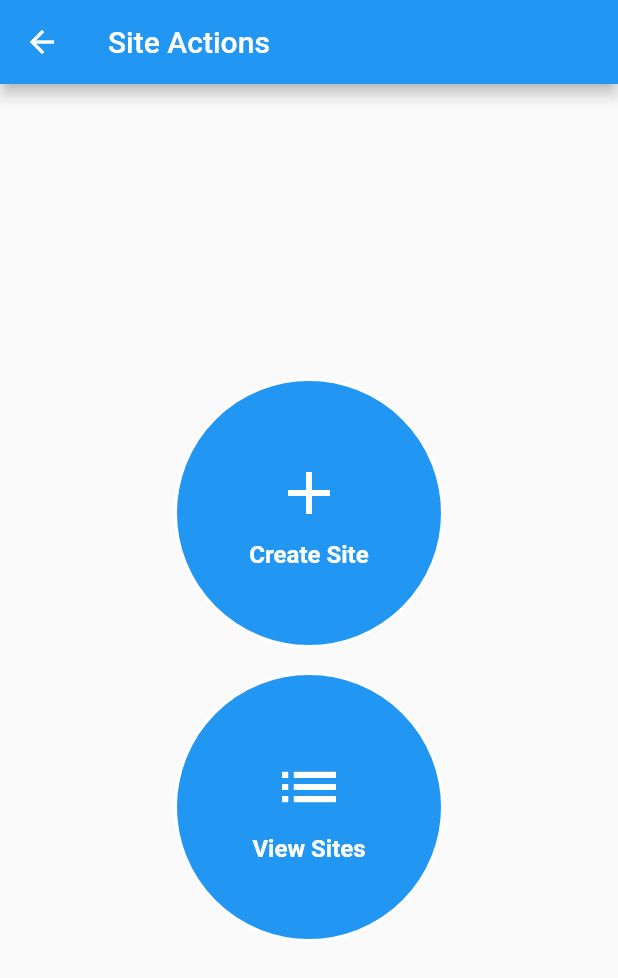
After one commit to piratlasaikiran/bifrost_ui, a Flutter app: the SiteOptionsPage screen opened directly, after a tap on "View Sites", on a phone screen of 412 x 824 dp. The commit adds this screen. Shown: the top 978 px of the screen. Run offline on Flutter 3.47's test engine with Material 2 defaults, Android fonts, the phone set to English and light mode, and no system bars; our stand-ins replace image_picker, multi_select_flutter; network calls fail.

Commit message:
Site Save and View working

```diff
--- /dev/null
+++ b/lib/Sites/site_actions.dart
@@ -0,0 +1,100 @@
+import 'dart:convert';
+
+import '../Utils/user_manager.dart';
+
+import 'package:http/http.dart' as http;
+
+class SiteDTO{
+  final String? siteName;
+  final String? address;
+  final String? siteStatus;
+  final List<String>? supervisors;
+  final List<String>? vehicles;
+  final DateTime? startDate;
+  final DateTime? endDate;
+
+  SiteDTO({
+    required this.siteName,
+    required this.address,
+    required this.siteStatus,
+    required this.supervisors,
+    required this.vehicles,
+    required this.startDate,
+    required this.endDate
+});
+}
+
+class SiteActions{
+
+  Future<bool> saveSite({
+    required String siteName,
+    required String address,
+    required String siteStatus,
+    required List<String> vehicles,
+    required List<String> supervisors,
+    required DateTime? startDate,
+    required DateTime? endDate,
+  }) async {
+      // UserManager userManager = UserManager();
+      var url = Uri.parse('http://10.0.2.2:6852/bifrost/sites/create-new-site');
+      var siteBody = {
+        'site_name': siteName,
+        'address': address,
+        'site_status': siteStatus,
+        'vehicles': vehicles,
+        'supervisors': supervisors,
+        'work_start_date': '${startDate?.year}-${startDate?.month.toString().padLeft(2, '0')}-${startDate?.day.toString().padLeft(2, '0')}',
+        'work_end_date': '${endDate?.year}-${endDate?.month.toString().padLeft(2, '0')}-${endDate?.day.toString().padLeft(2, '0')}',
+      };
+      final headers = {
+        'Content-Type': 'application/json',
+        'X-User-Id': 'userManager.username',
+      };
+      final response = await http.post(
+        url,
+        headers: headers,
+        body: jsonEncode(siteBody),
+      );
+
+      if(response.statusCode == 200) {
+        return true;
+      } else {
+        return false;
+      }
+  }
+
+  Future<List<SiteDTO>> getAllSites() async {
+    UserManager userManager = UserManager();
+    var url = Uri.parse('http://10.0.2.2:6852/bifrost/sites/');
+    var headers = {'X-User-Id': userManager.username};
+    var response = await http.get(url, headers: headers);
+    List<dynamic> siteDTOs = jsonDecode(response.body);
+    final List<SiteDTO> sites = siteDTOs.map((data) {
+      final processedStartDate = data['work_start_date'] is String
+          ? DateTime.parse(data['work_start_date'] as String)
+          : null;
+      final processedEndDate = data['work_end_date'] is String
+          ? DateTime.parse(data['work_end_date'] as String)
+          : null;
+      return SiteDTO(
+          siteName: data['site_name'] as String?,
+          address: data['address'] as String?,
+          siteStatus: data['site_status'] as String?,
+          supervisors: (data['supervisors'] as List<dynamic>?)?.map((supervisor) => supervisor as String).toList(),
+          vehicles: (data['vehicles'] as List<dynamic>?)?.map((vehicle) => vehicle as String).toList(),
+          startDate: processedStartDate,
+        endDate: processedEndDate,
+      );
+    }).toList();
+    return sites;
+  }
+
+  Future<List<String>> getSiteStatuses() async {
+    UserManager userManager = UserManager();
+    var url = Uri.parse('http://10.0.2.2:6852/bifrost/sites/get-statuses');
+    var headers = {'X-User-Id': userManager.username};
+    var response = await http.get(url, headers: headers);
+    List<String> statuses = jsonDecode(response.body).cast<String>();
+    return statuses;
+  }
+}
--- /dev/null
+++ b/lib/Sites/site_list_page.dart
@@ -0,0 +1,58 @@
+import 'package:bifrost_ui/Sites/site_actions.dart';
+import 'package:flutter/material.dart';
+
+
+class SiteListPage extends StatelessWidget {
+  final List<SiteDTO> sites;
+
+  const SiteListPage({Key? key, required this.sites}) : super(key: key);
+
+  @override
+  Widget build(BuildContext context) {
+    return Scaffold(
+      appBar: AppBar(
+        title: const Text('Sites'),
+      ),
+      body: ListView.separated(
+        itemCount: sites.length,
+        separatorBuilder: (context, index) => Divider(color: Colors.grey[800]),
+        itemBuilder: (context, index) {
+          return SiteTile(site: sites[index]);
+        },
+      ),
+    );
+  }
+}
+
+class SiteTile extends StatelessWidget {
+  final SiteDTO site;
+
+  const SiteTile({super.key, required this.site});
+
+
+  @override
+  Widget build(BuildContext context) {
+    return ListTile(
+      title: Text(
+        site.siteName ?? '',
+        style: const TextStyle(fontWeight: FontWeight.bold, fontSize: 18),
+      ),
+      subtitle: Text('Site status: ${site.siteStatus ?? ''}'),
+      trailing: PopupMenuButton<String>(
+        itemBuilder: (context) {
+          return [
+            const PopupMenuItem(
+              value: 'view_edit',
+              child: Text('View & Edit'),
+            )
+          ];
+        },
+        onSelected: (value) {
+          if (value == 'view_edit') {
+            // Perform action for View & Edit
+          }
+        },
+      ),
+    );
+  }
+}
--- /dev/null
+++ b/lib/Sites/site_options_page.dart
@@ -0,0 +1,99 @@
+import 'package:bifrost_ui/Sites/site_actions.dart';
+import 'package:bifrost_ui/Sites/site_list_page.dart';
+import 'package:flutter/material.dart';
+
+import 'add_site_dialog.dart';
+
+class SiteOptionsPage extends StatelessWidget {
+  const SiteOptionsPage({Key? key});
+
+  @override
+  Widget build(BuildContext context) {
+    return Scaffold(
+      appBar: AppBar(
+        title: const Text('Site Actions'),
+      ),
+      body: Center(
+        child: Column(
+          mainAxisAlignment: MainAxisAlignment.center,
+          children: [
+            _buildCircularButton(
+              icon: Icons.add,
+              label: 'Create Site',
+              onTap: () {
+                showDialog(
+                  context: context,
+                  builder: (BuildContext context) {
+                    return const AddSiteDialog();
+                  },
+                );
+              },
+              color: Colors.blue,
+              borderColor: Colors.white,
+            ),
+            const SizedBox(height: 16.0),
+            _buildCircularButton(
+              icon: Icons.list,
+              label: 'View Sites',
+              onTap: () async {
+                SiteActions siteActions = SiteActions();
+                List<SiteDTO> siteDTOs = await siteActions.getAllSites();
+                Future.microtask(() {
+                  Navigator.push(
+                    context,
+                    MaterialPageRoute(
+                      builder: (context) => SiteListPage(sites: siteDTOs),
+                    ),
+                  );
+                });
+              },
+              color: Colors.blue,
+              borderColor: Colors.white,
+            ),
+          ],
+        ),
+      ),
+    );
+  }
+
+  Widget _buildCircularButton({
+    required IconData icon,
+    required String label,
+    required VoidCallback onTap,
+    required Color color,
+    required Color borderColor,
+  }) {
+    return GestureDetector(
+      onTap: onTap,
+      child: Container(
+        width: 180.0,
+        height: 180.0,
+        decoration: BoxDecoration(
+          shape: BoxShape.circle,
+          color: color,
+          border: Border.all(color: borderColor, width: 2.0),
+        ),
+        child: Column(
+          mainAxisAlignment: MainAxisAlignment.center,
+          children: [
+            Icon(
+              icon,
+              size: 48.0,
+              color: Colors.white,
+            ),
+            const SizedBox(height: 8.0),
+            Text(
+              label,
+              textAlign: TextAlign.center,
+              style: const TextStyle(
+                fontSize: 16.0,
+                color: Colors.white,
+                fontWeight: FontWeight.bold,
+              ),
+            ),
+          ],
+        ),
+      ),
+    );
+  }
+}
--- a/lib/home_page.dart
+++ b/lib/home_page.dart
@@ -2,6 +2,7 @@ import 'package:bifrost_ui/Vehicles/vehicle_options_page.dart';
 import 'package:flutter/material.dart';
 
 import 'Employees/employee_options_page.dart';
+import 'Sites/site_options_page.dart';
 
 class HomePage extends StatelessWidget {
   const HomePage({super.key});
@@ -31,7 +32,10 @@ class HomePage extends StatelessWidget {
             color: Colors.orange,
             icon: Icons.location_on,
             onTap: () {
-              // Action to perform when 'Sites' button is clicked
+              Navigator.push(
+                context,
+                MaterialPageRoute(builder: (context) => const SiteOptionsPage()),
+              );
             },
           ),
           ButtonTile(
--- a/pubspec.yaml
+++ b/pubspec.yaml
@@ -36,6 +36,8 @@ dependencies:
   http_parser: ^4.0.0
   intl: ^0.17.0
   json_annotation: ^4.1.0
+  multiselect_formfield: ^0.1.2
+  multi_select_flutter: ^4.0.0
 
 
   # The following adds the Cupertino Icons font to your application.
```
Also changed, not shown: lib/Employees/Supervisor/supervisor_actions.dart (+9 -0 lines), lib/Sites/add_site_dialog.dart (added, +287 -0 lines), lib/Vehicles/vehicle_actions.dart (+9 -0 lines), pubspec.lock.
